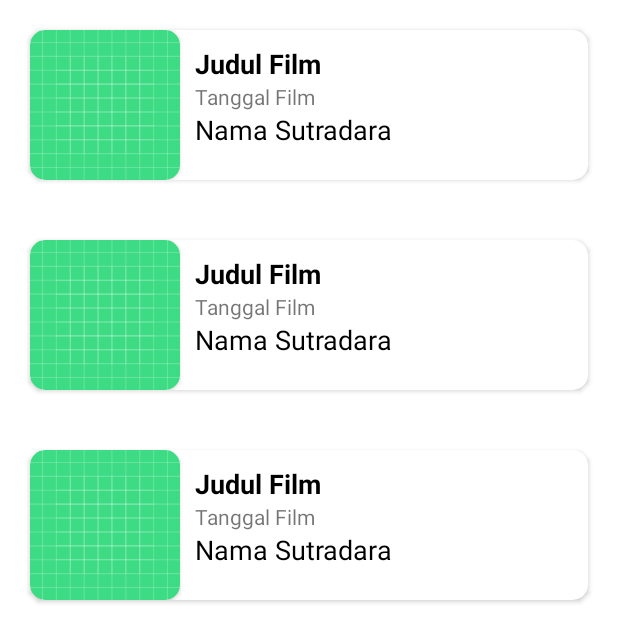
After one commit to ikhwanma/ChapterEnam, an Android app: the layout activity_main_tugas_dua.xml on its own in the app's theme, with its tools: preview values and no code run, on a phone screen of 412 x 824 dp. The commit adds this screen. Shown: the top 642 px of the screen. Run offline under Robolectric (Android 15) with nearby library versions, the phone set to English and light mode, and no system bars; network calls fail.

Commit message:
Done Tugas 2

```diff
--- /dev/null
+++ b/app/src/main/java/ikhwan/binar/chapterenam/tugasdua/model/GetFilmResponse.kt
@@ -0,0 +1,4 @@
+package ikhwan.binar.chapterlima.networking.model
+
+
+class GetFilmResponse : ArrayList<GetFilmResponseItem>()
--- /dev/null
+++ b/app/src/main/res/layout/activity_main_tugas_dua.xml
@@ -0,0 +1,18 @@
+<?xml version="1.0" encoding="utf-8"?>
+<RelativeLayout xmlns:android="http://schemas.android.com/apk/res/android"
+    xmlns:app="http://schemas.android.com/apk/res-auto"
+    xmlns:tools="http://schemas.android.com/tools"
+    android:layout_width="match_parent"
+    android:layout_height="match_parent"
+    tools:context=".tugasdua.MainTugasDuaActivity">
+
+    <androidx.recyclerview.widget.RecyclerView
+        android:id="@+id/rv_film"
+        android:layout_width="match_parent"
+        android:layout_height="match_parent"
+        app:layout_constraintEnd_toEndOf="parent"
+        app:layout_constraintStart_toStartOf="parent"
+        app:layout_constraintTop_toTopOf="parent"
+        tools:listitem="@layout/item_film" />
+
+</RelativeLayout>
--- /dev/null
+++ b/app/src/main/res/layout/item_film.xml
@@ -0,0 +1,53 @@
+<?xml version="1.0" encoding="utf-8"?>
+<androidx.cardview.widget.CardView xmlns:android="http://schemas.android.com/apk/res/android"
+    android:layout_width="match_parent"
+    xmlns:app="http://schemas.android.com/apk/res-auto"
+    android:layout_margin="20dp"
+    app:cardCornerRadius="10dp"
+    android:layout_height="wrap_content">
+
+    <LinearLayout
+        android:layout_width="match_parent"
+        android:layout_height="wrap_content">
+        <androidx.cardview.widget.CardView
+            android:layout_width="100dp"
+            android:layout_height="100dp"
+            app:cardCornerRadius="10dp">
+            <ImageView
+                android:id="@+id/img_film"
+                android:layout_width="wrap_content"
+                android:layout_height="wrap_content"
+                android:scaleType="fitXY"
+                android:src="@drawable/ic_launcher_background"
+                android:contentDescription="@string/image" />
+        </androidx.cardview.widget.CardView>
+        <LinearLayout
+            android:layout_width="match_parent"
+            android:layout_height="wrap_content"
+            android:orientation="vertical"
+            android:padding="10dp">
+            <TextView
+                android:id="@+id/tv_film"
+                android:layout_width="wrap_content"
+                android:layout_height="wrap_content"
+                android:text="@string/judul_film"
+                android:textStyle="bold"
+                android:textColor="@color/black"
+                android:textSize="18sp"/>
+            <TextView
+                android:id="@+id/tv_tanggal"
+                android:layout_width="wrap_content"
+                android:layout_height="wrap_content"
+                android:text="@string/tanggal_film"
+                />
+            <TextView
+                android:id="@+id/tv_sutradara"
+                android:layout_width="wrap_content"
+                android:layout_height="wrap_content"
+                android:text="@string/nama_sutradara"
+                android:textColor="@color/black"
+                android:textSize="18sp"/>
+        </LinearLayout>
+    </LinearLayout>
+
+</androidx.cardview.widget.CardView>
--- a/app/src/main/res/values/strings.xml
+++ b/app/src/main/res/values/strings.xml
@@ -4,10 +4,14 @@
     <string name="nama">Nama</string>
     <string name="tahun">Tahun</string>
     <string name="hitung">Hitung</string>
-    <string name="berat_badan">Berat Badan</string>
-    <string name="tinggi_badan">Tinggi Badan</string>
+    <string name="berat_badan">Berat Badan (kg)</string>
+    <string name="tinggi_badan">Tinggi Badan (cm)</string>
     <string name="hitung_thread">Hitung(Thread)</string>
     <string name="hitung_thread_dan_handler">Hitung(Thread dan Handler)</string>
     <string name="thread">Thread :</string>
     <string name="thread_dan_handler">Thread dan Handler :</string>
+    <string name="image">Image</string>
+    <string name="judul_film">Judul Film</string>
+    <string name="tanggal_film">Tanggal Film</string>
+    <string name="nama_sutradara">Nama Sutradara</string>
 </resources>
```
Also changed, not shown: app/build.gradle (+10 -0 lines), app/src/main/AndroidManifest.xml (+15 -5 lines), app/src/main/java/ikhwan/binar/chapterenam/asynctask/MainAsyncTaskActivity.kt (added, +74 -0 lines), app/src/main/java/ikhwan/binar/chapterenam/coroutines/MainCoroutinesActivity.kt (added, +49 -0 lines), app/src/main/java/ikhwan/binar/chapterenam/tugasdua/FilmAdapter.kt (added, +45 -0 lines), app/src/main/java/ikhwan/binar/chapterenam/tugasdua/MainTugasDuaActivity.kt (added, +51 -0 lines), app/src/main/java/ikhwan/binar/chapterenam/tugasdua/model/GetFilmResponseItem.kt (added, +22 -0 lines), app/src/main/java/ikhwan/binar/chapterenam/tugasdua/network/ApiClient.kt (added, +30 -0 lines), app/src/main/java/ikhwan/binar/chapterenam/tugasdua/network/ApiService.kt (added, +12 -0 lines), app/src/main/res/layout/activity_main_async_task.xml (added, +42 -0 lines), app/src/main/res/layout/activity_main_coroutines.xml (added, +18 -0 lines).
